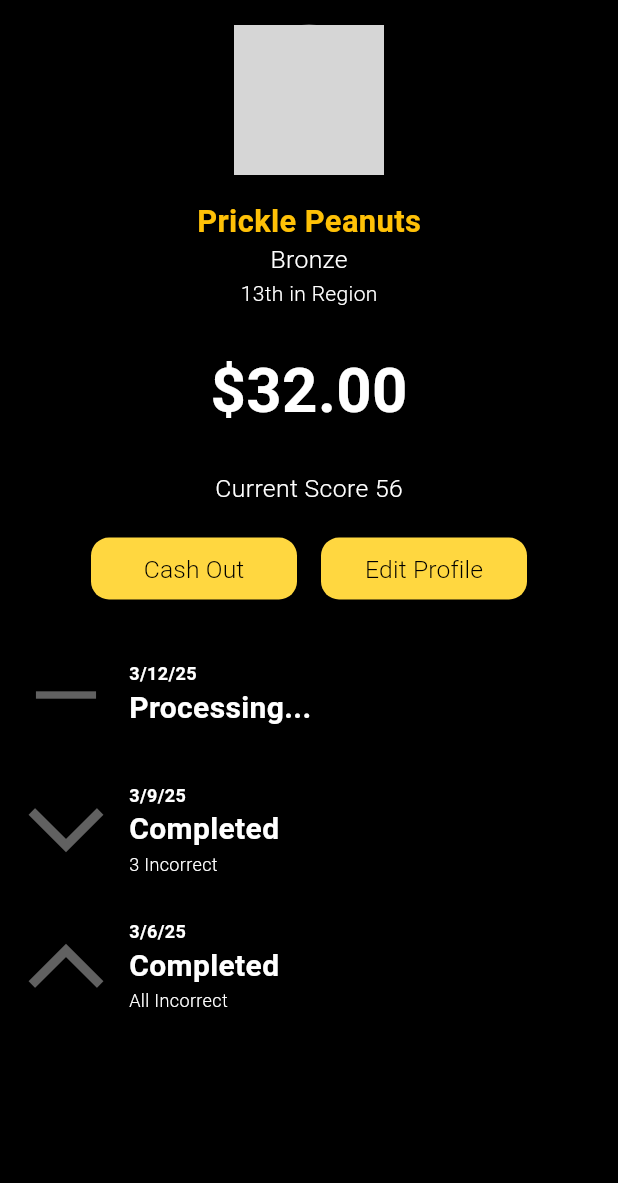
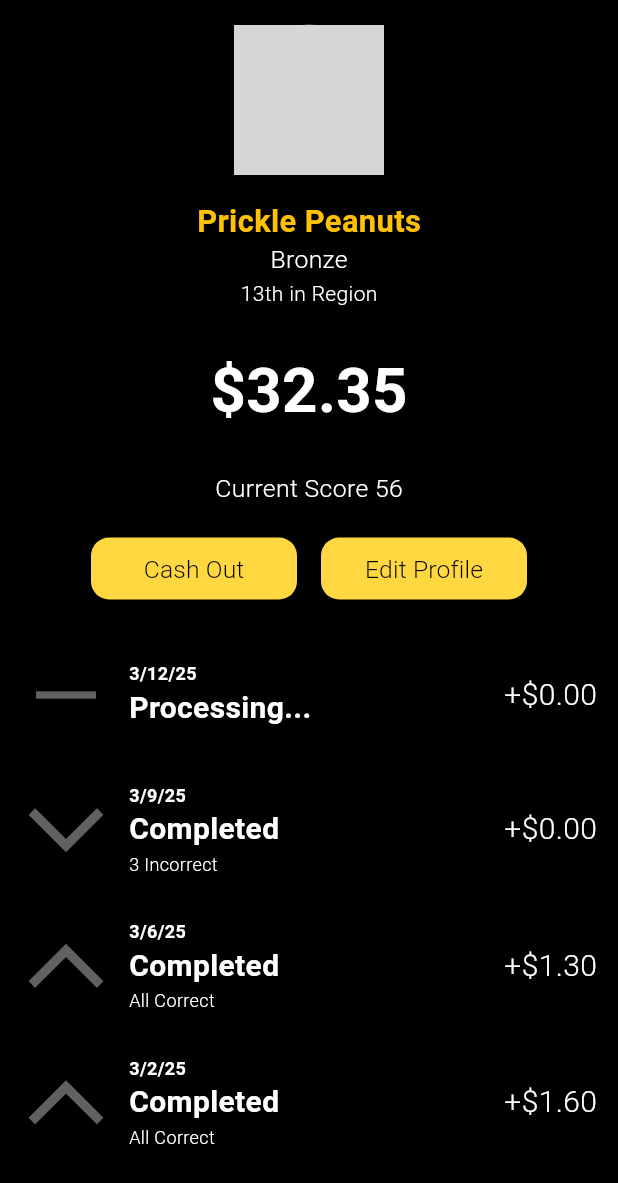
Before and after one commit to rakeers9/summit, a Flutter app: the UserProfile screen opened directly, on a phone screen of 412 x 824 dp. Shown: the top 1183 px of the screen. Run offline on Flutter 3.47's test engine with Material 3 defaults, Android fonts, the light colour scheme and no system bars; missing offline and left inert: carousel_slider_plus; network calls fail; grey boxes are pictures that could not be loaded.

Commit message:
clean up profile.dart - included scrollable aspect to cards

```diff
--- a/boilermakexii_2/lib/profile.dart
+++ b/boilermakexii_2/lib/profile.dart
@@ -59,7 +59,7 @@ class UserProfile extends StatelessWidget {
               Padding(
                 padding: EdgeInsets.symmetric(vertical: size.height * 0.03),
                 child: Text(
-                  "\$32.00",
+                  "\$32.35",
                   style: TextStyle(
                     fontSize: size.height * 0.05,
                     fontWeight: FontWeight.w600,
@@ -134,9 +134,19 @@ class UserProfile extends StatelessWidget {
                   ),
                 ],
               ),
-              ProfileInfoCard(line1: "Processing...", line2: "0",arrow: 0, date: "3/12/25",),
-              ProfileInfoCard(line1: "Completed", line2: "3 Incorrect", arrow: -1, date: "3/9/25",),
-              ProfileInfoCard(line1: "Completed", line2: "All Incorrect", arrow: 1, date: "3/6/25",)
+              Flexible(
+                child: SingleChildScrollView(
+                  physics: BouncingScrollPhysics(),
+                  child: Column(
+                    children: [
+                      ProfileInfoCard(line1: "Processing...", line2: "0", arrow: 0, date: "3/12/25", increased_amt: 0.00),
+                      ProfileInfoCard(line1: "Completed", line2: "3 Incorrect", arrow: -1, date: "3/9/25", increased_amt: 0.00),
+                      ProfileInfoCard(line1: "Completed", line2: "All Correct", arrow: 1, date: "3/6/25", increased_amt: 1.3),
+                      ProfileInfoCard(line1: "Completed", line2: "All Correct", arrow: 1, date: "3/2/25", increased_amt: 1.6),
+                    ],
+                  ),
+                ),
+              ),
             ],
           ),
         ),
@@ -150,6 +160,7 @@ class ProfileInfoCard extends StatelessWidget {
   final String line2;
   final int arrow;
   final String date;
+  final double increased_amt;
 
   const ProfileInfoCard({
     super.key,
@@ -157,6 +168,7 @@ class ProfileInfoCard extends StatelessWidget {
     required this.line2,
     required this.arrow,
     required this.date,
+    required this.increased_amt,
   });
 
   @override
@@ -177,6 +189,9 @@ class ProfileInfoCard extends StatelessWidget {
       child: Padding(
         padding: const EdgeInsets.all(10.0),
         child: Row(
+          mainAxisAlignment: MainAxisAlignment.spaceBetween,
+          children: [
+            Row(
               children: [
                 Transform.rotate(
                   angle: angle,
@@ -197,6 +212,11 @@ class ProfileInfoCard extends StatelessWidget {
                 ),
               ],
             ),
+            Text("+\$${increased_amt.toStringAsFixed(2)}",
+              style: TextStyle(fontSize: 20, fontWeight: FontWeight.w300),
+            ),
+          ],
+        ),
       ),
     );
   }
```
Lines whose indentation alone changed are shown as unchanged.
